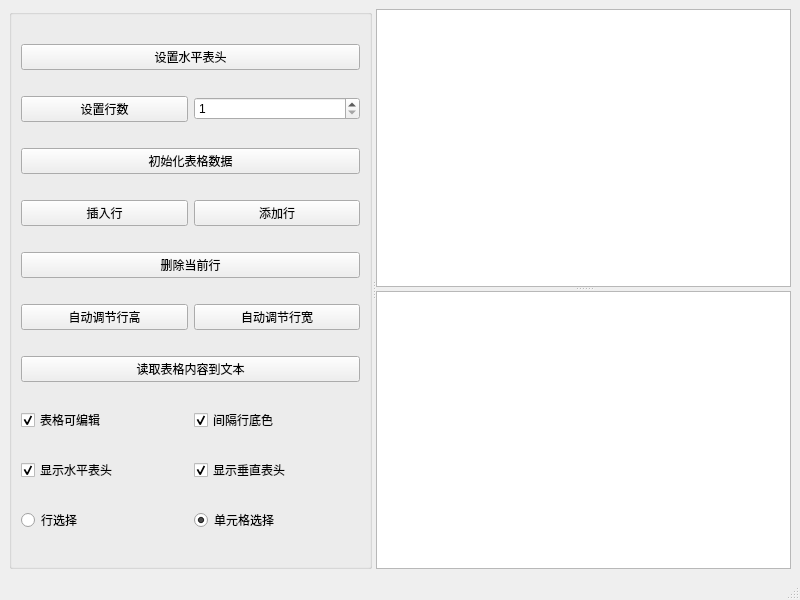
Qt form Chap04_Widgets/samp4_13TableWidget/mainwindow.ui (honyer/qt6_dev_guide) before a commit.
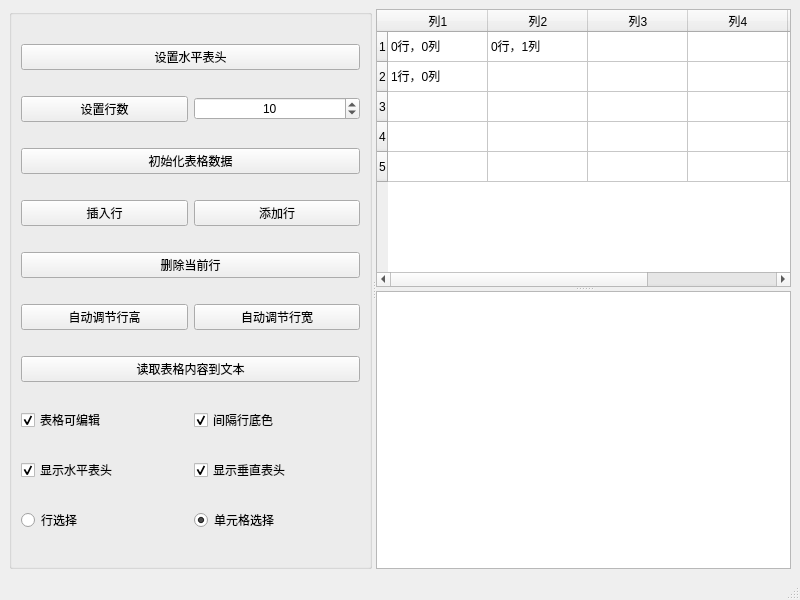
The same form after that commit.

What changed in the file:
```diff
--- a/Chap04_Widgets/samp4_13TableWidget/mainwindow.ui
+++ b/Chap04_Widgets/samp4_13TableWidget/mainwindow.ui
@@ -21,6 +21,12 @@
        <enum>Qt::Horizontal</enum>
       </property>
       <widget class="QGroupBox" name="groupBox">
+       <property name="sizePolicy">
+        <sizepolicy hsizetype="Fixed" vsizetype="Preferred">
+         <horstretch>0</horstretch>
+         <verstretch>0</verstretch>
+        </sizepolicy>
+       </property>
        <property name="title">
         <string/>
        </property>
@@ -41,9 +47,15 @@
         </item>
         <item row="1" column="1">
          <widget class="QSpinBox" name="sbxRowCount">
+          <property name="alignment">
+           <set>Qt::AlignCenter</set>
+          </property>
           <property name="minimum">
            <number>1</number>
           </property>
+          <property name="value">
+           <number>10</number>
+          </property>
          </widget>
         </item>
         <item row="2" column="0" colspan="2">
@@ -158,7 +170,78 @@
        <property name="orientation">
         <enum>Qt::Vertical</enum>
        </property>
-       <widget class="QTableWidget" name="tblContent"/>
+       <widget class="QTableWidget" name="tblContent">
+        <row>
+         <property name="text">
+          <string>1</string>
+         </property>
+        </row>
+        <row>
+         <property name="text">
+          <string>2</string>
+         </property>
+        </row>
+        <row>
+         <property name="text">
+          <string>3</string>
+         </property>
+        </row>
+        <row>
+         <property name="text">
+          <string>4</string>
+         </property>
+        </row>
+        <row>
+         <property name="text">
+          <string>5</string>
+         </property>
+        </row>
+        <column>
+         <property name="text">
+          <string>列1</string>
+         </property>
+        </column>
+        <column>
+         <property name="text">
+          <string>列2</string>
+         </property>
+        </column>
+        <column>
+         <property name="text">
+          <string>列3</string>
+         </property>
+        </column>
+        <column>
+         <property name="text">
+          <string>列4</string>
+         </property>
+        </column>
+        <column>
+         <property name="text">
+          <string>列5</string>
+         </property>
+        </column>
+        <column>
+         <property name="text">
+          <string>6</string>
+         </property>
+        </column>
+        <item row="0" column="0">
+         <property name="text">
+          <string>0行，0列</string>
+         </property>
+        </item>
+        <item row="0" column="1">
+         <property name="text">
+          <string>0行，1列</string>
+         </property>
+        </item>
+        <item row="1" column="0">
+         <property name="text">
+          <string>1行，0列</string>
+         </property>
+        </item>
+       </widget>
        <widget class="QPlainTextEdit" name="pteContent"/>
       </widget>
      </widget>
```
